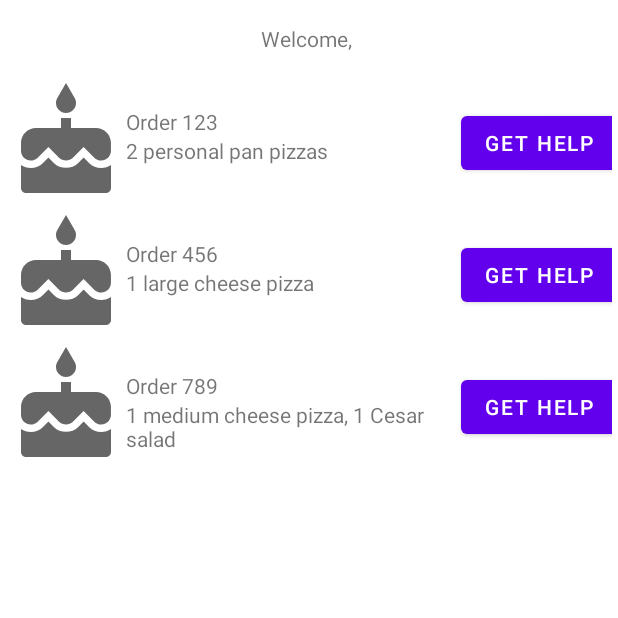
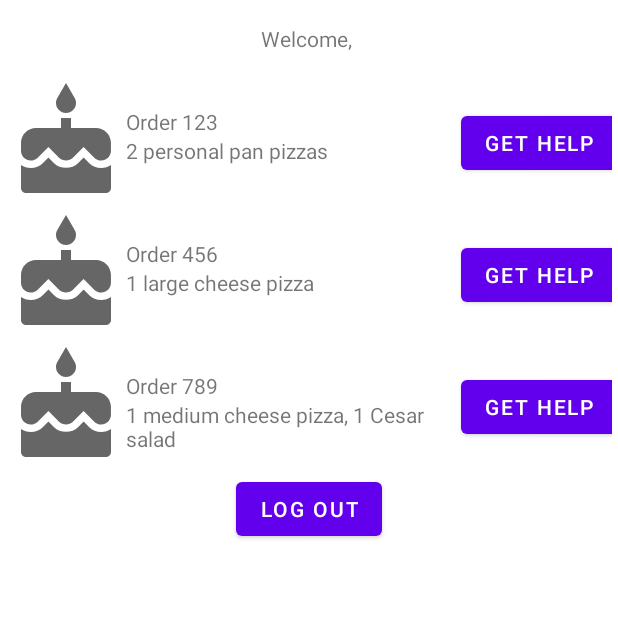
Before and after one commit to kustomer/android-chat-sdk-samples, an Android app: the screen it shows after launch (MainActivity), after a tap on "LOG IN", on a phone screen of 412 x 824 dp, the top half of it. Run offline under Robolectric (Android 15) with nearby library versions, the phone set to English and light mode, and no system bars; our stand-ins replace navigation-ui; libraries missing offline, so code that uses them is left out: com.kustomer.core, com.kustomer.ui; 3 statements that could not run were skipped.

Commit message:
allow logging out

```diff
--- a/app/src/main/java/com/example/kustomerloginanddescribe/ui/homepage/LoginViewModel.kt
+++ b/app/src/main/java/com/example/kustomerloginanddescribe/ui/homepage/LoginViewModel.kt
@@ -15,13 +15,21 @@ class LoginViewModel : ViewModel() {
         get() = _navigateToGuestScreen
 
     fun logIn(email: String, password: String) {
-        // Handle your app's login process as usual.
-        // Once your login succeeds, you can continue to log the user in to Kustomer
+        // Handle your app's login process as usual. Here, we'll assume that app login always succeeds and returns true
+        // Once app login succeeds, you can continue to log the user in to Kustomer
         val loginIsValid = true
 
         if (loginIsValid) {
             onLoginSucceeded(email)
         }
+    }
+
+    private fun onLoginSucceeded(email: String) {
+        _navigateToOrderHistory.value = email
+    }
+
+    fun loginEventComplete() {
+        _navigateToOrderHistory.value = null
     }
 
     fun continueAsGuest() {
@@ -32,13 +40,6 @@ class LoginViewModel : ViewModel() {
         _navigateToGuestScreen.value = null
     }
 
-    private fun onLoginSucceeded(email: String) {
-        _navigateToOrderHistory.value = email
-    }
-
-    fun loginEventComplete() {
-        _navigateToOrderHistory.value = null
-    }
 }
 
 @Suppress("UNCHECKED_CAST")
--- a/app/src/main/java/com/example/kustomerloginanddescribe/ui/homepage/OrderHistoryFragment.kt
+++ b/app/src/main/java/com/example/kustomerloginanddescribe/ui/homepage/OrderHistoryFragment.kt
@@ -46,7 +46,9 @@ class OrderHistoryFragment : Fragment() {
         binding.run {
             welcome.text = "Welcome, ${args.email}"
 
-            // TODO: add log out button
+            logOutButton.setOnClickListener {
+                viewModel.logOut()
+            }
 
             val firstOrder = OrderData.orders[0]
             order1.title.text = firstOrder.title
--- a/app/src/main/res/layout/fragment_order_history.xml
+++ b/app/src/main/res/layout/fragment_order_history.xml
@@ -43,4 +43,13 @@
         app:layout_constraintStart_toStartOf="parent"
         app:layout_constraintTop_toBottomOf="@id/order2" />
 
+    <Button
+        android:id="@+id/log_out_button"
+        android:layout_width="wrap_content"
+        android:layout_height="wrap_content"
+        android:text="Log out"
+        app:layout_constraintEnd_toEndOf="parent"
+        app:layout_constraintStart_toStartOf="parent"
+        app:layout_constraintTop_toBottomOf="@id/order3" />
+
 </androidx.constraintlayout.widget.ConstraintLayout>
```
Also changed, not shown: app/src/main/java/com/example/kustomerloginanddescribe/ui/homepage/GuestFragment.kt (+0 -17 lines), app/src/main/java/com/example/kustomerloginanddescribe/ui/homepage/GuestViewModel.kt (+0 -70 lines), app/src/main/java/com/example/kustomerloginanddescribe/ui/homepage/LoginFragment.kt (+13 -0 lines), app/src/main/java/com/example/kustomerloginanddescribe/ui/homepage/OrderHistoryViewModel.kt (+9 -0 lines).
